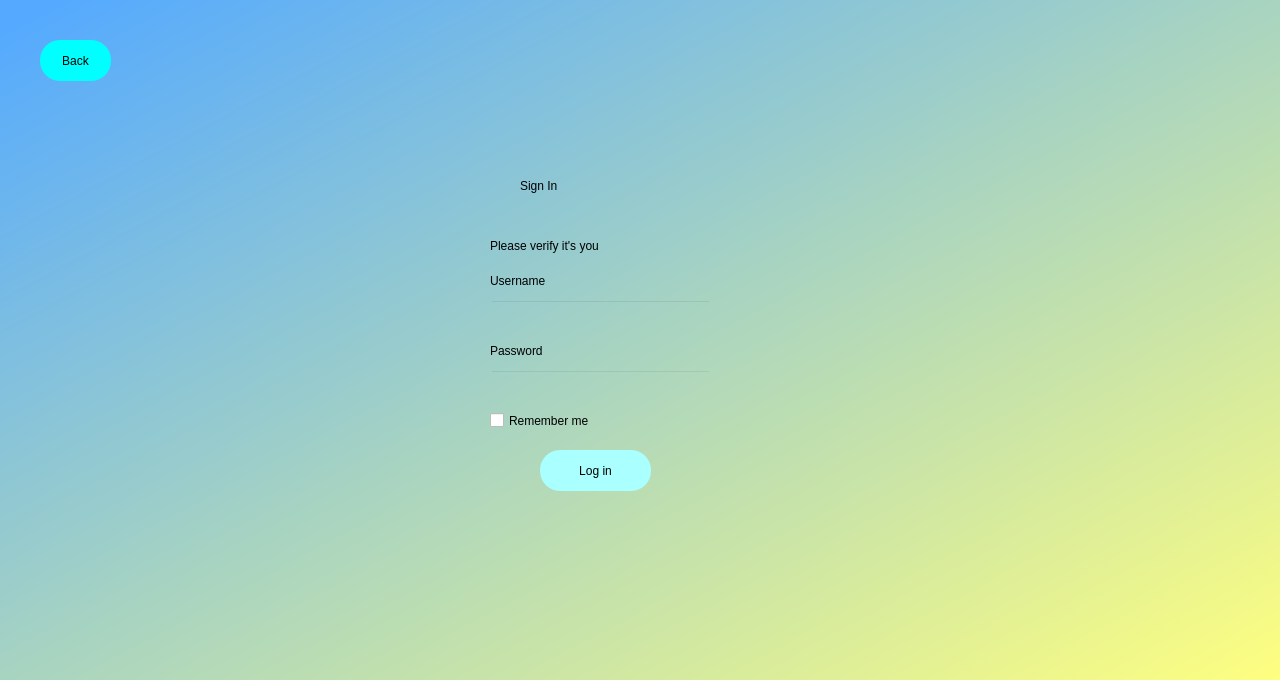
Old version of the form login.ui in the repository jayeshkrt/NotesRevisor.
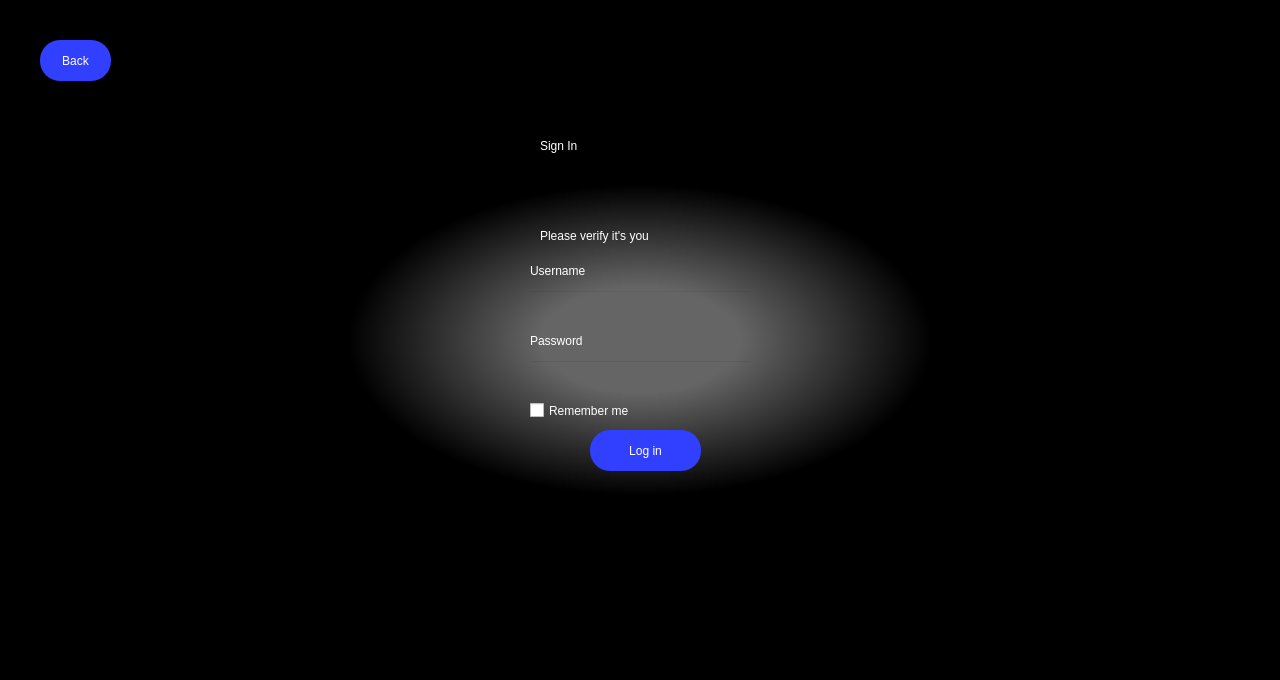
New version of the form.

Commit message: Introduced dark mode. Fixed color changes

```diff
--- a/login.ui
+++ b/login.ui
@@ -24,19 +24,19 @@
    </property>
    <property name="styleSheet">
     <string notr="true">QWidget#bgwidget{
-background-color: qlineargradient(spread:pad, x1:0.0113636, y1:0.034, x2:1, y2:1, stop:0 rgba(85, 170, 255, 255), stop:1 rgba(255, 255, 127, 255));}</string>
+background-color: qradialgradient(spread:pad, cx:0.5, cy:0.5, radius:0.5, fx:0.5, fy:0.5, stop:0.15534 rgba(101, 101, 101, 255), stop:0.456311 rgba(0, 0, 0, 255));}</string>
    </property>
    <widget class="QLabel" name="label">
     <property name="geometry">
      <rect>
-      <x>520</x>
-      <y>150</y>
-      <width>131</width>
+      <x>540</x>
+      <y>110</y>
+      <width>161</width>
       <height>71</height>
      </rect>
     </property>
     <property name="styleSheet">
-     <string notr="true">color: rgb(0, 0, 0);
+     <string notr="true">color: rgb(255, 255, 255);
 font: 36pt &quot;Calibri&quot;;</string>
     </property>
     <property name="text">
@@ -46,15 +46,15 @@
    <widget class="QLabel" name="label_2">
     <property name="geometry">
      <rect>
-      <x>490</x>
-      <y>220</y>
+      <x>540</x>
+      <y>210</y>
       <width>201</width>
       <height>51</height>
      </rect>
     </property>
     <property name="styleSheet">
      <string notr="true">font: 16pt &quot;Arial&quot;;
-color: rgb(0, 0, 0);</string>
+color: rgb(255, 255, 255);</string>
     </property>
     <property name="text">
      <string>Please verify it's you</string>
@@ -63,8 +63,8 @@
    <widget class="QPushButton" name="login">
     <property name="geometry">
      <rect>
-      <x>540</x>
-      <y>450</y>
+      <x>590</x>
+      <y>430</y>
       <width>111</width>
       <height>41</height>
      </rect>
@@ -72,7 +72,8 @@
     <property name="styleSheet">
      <string notr="true">border-radius: 20px;
 font: 12pt &quot;Arial&quot;;
-background-color: rgb(170, 255, 255);</string>
+color:rgb(255, 255, 255);
+background-color: rgb(49, 63, 255);</string>
     </property>
     <property name="text">
      <string>Log in</string>
@@ -81,8 +82,8 @@
    <widget class="QLineEdit" name="emailfield">
     <property name="geometry">
      <rect>
-      <x>490</x>
-      <y>300</y>
+      <x>530</x>
+      <y>290</y>
       <width>221</width>
       <height>31</height>
      </rect>
@@ -95,8 +96,8 @@
    <widget class="QLineEdit" name="passwordfield">
     <property name="geometry">
      <rect>
-      <x>490</x>
-      <y>370</y>
+      <x>530</x>
+      <y>360</y>
       <width>221</width>
       <height>31</height>
      </rect>
@@ -112,14 +113,15 @@
    <widget class="QLabel" name="label_3">
     <property name="geometry">
      <rect>
-      <x>490</x>
-      <y>270</y>
-      <width>71</width>
+      <x>530</x>
+      <y>260</y>
+      <width>81</width>
       <height>21</height>
      </rect>
     </property>
     <property name="styleSheet">
-     <string notr="true">font: 12pt &quot;Arial&quot;;</string>
+     <string notr="true">font: 12pt &quot;Arial&quot;;
+color: rgb(255, 255, 255)</string>
     </property>
     <property name="text">
      <string>Username</string>
@@ -128,14 +130,15 @@
    <widget class="QLabel" name="label_4">
     <property name="geometry">
      <rect>
-      <x>490</x>
-      <y>340</y>
+      <x>530</x>
+      <y>330</y>
       <width>71</width>
       <height>21</height>
      </rect>
     </property>
     <property name="styleSheet">
-     <string notr="true">font: 12pt &quot;Arial&quot;;</string>
+     <string notr="true">font: 12pt &quot;Arial&quot;;
+color: rgb(255, 255, 255)</string>
     </property>
     <property name="text">
      <string>Password</string>
@@ -169,7 +172,8 @@
     </property>
     <property name="styleSheet">
      <string notr="true">border-radius: 20px;
-background-color: rgb(0, 255, 255);
+background-color: rgb(49, 63, 255);
+color:rgb(255, 255, 255);
 font: 12pt &quot;Arial&quot;;</string>
     </property>
     <property name="text">
@@ -179,14 +183,15 @@
    <widget class="QCheckBox" name="checkBox">
     <property name="geometry">
      <rect>
-      <x>490</x>
-      <y>410</y>
-      <width>131</width>
+      <x>530</x>
+      <y>400</y>
+      <width>141</width>
       <height>21</height>
      </rect>
     </property>
     <property name="styleSheet">
-     <string notr="true">font: 12pt &quot;Arial&quot;;</string>
+     <string notr="true">font: 12pt &quot;Sans Serif&quot;;
+color : rgb(255, 255, 255);</string>
     </property>
     <property name="text">
      <string>Remember me</string>
```
The commit also changes 8 other files.
